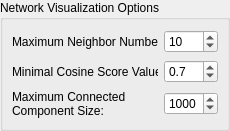
This is lib/ui/widgets/network_option_widget.ui in metgem/metgem as Qt 5 draws it before an edit. The edited form follows.
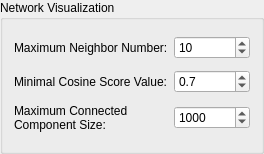
This is the edited form.

Commit message: Clean up options dialogs

```diff
--- a/lib/ui/widgets/network_option_widget.ui
+++ b/lib/ui/widgets/network_option_widget.ui
@@ -1,52 +1,17 @@
 <?xml version="1.0" encoding="UTF-8"?>
 <ui version="4.0">
- <class>Form</class>
- <widget class="QWidget" name="Form">
+ <class>gbNetworkOptions</class>
+ <widget class="QGroupBox" name="gbNetworkOptions">
   <property name="geometry">
    <rect>
     <x>0</x>
     <y>0</y>
-    <width>230</width>
-    <height>131</height>
+    <width>264</width>
+    <height>154</height>
    </rect>
   </property>
-  <property name="minimumSize">
-   <size>
-    <width>230</width>
-    <height>131</height>
-   </size>
-  </property>
-  <property name="maximumSize">
-   <size>
-    <width>230</width>
-    <height>131</height>
-   </size>
-  </property>
-  <property name="windowTitle">
-   <string>Form</string>
-  </property>
-  <layout class="QGridLayout" name="gridLayout">
-   <property name="leftMargin">
-    <number>0</number>
-   </property>
-   <property name="topMargin">
-    <number>0</number>
-   </property>
-   <property name="rightMargin">
-    <number>0</number>
-   </property>
-   <property name="bottomMargin">
-    <number>0</number>
-   </property>
-   <property name="spacing">
-    <number>0</number>
-   </property>
-   <item row="0" column="0">
-    <layout class="QHBoxLayout" name="horizontalLayout_2">
-     <item>
-      <widget class="QGroupBox" name="gbNetworkOptions">
        <property name="title">
-        <string>Network Visualization Options</string>
+   <string>Network Visualization</string>
        </property>
        <layout class="QGridLayout" name="gridLayout_3">
         <item row="0" column="0">
@@ -121,11 +86,6 @@
            <double>0.700000000000000</double>
           </property>
          </widget>
-        </item>
-       </layout>
-      </widget>
-     </item>
-    </layout>
    </item>
   </layout>
  </widget>
```
Lines whose indentation alone changed are shown as unchanged. The commit also changes 7 other files.
